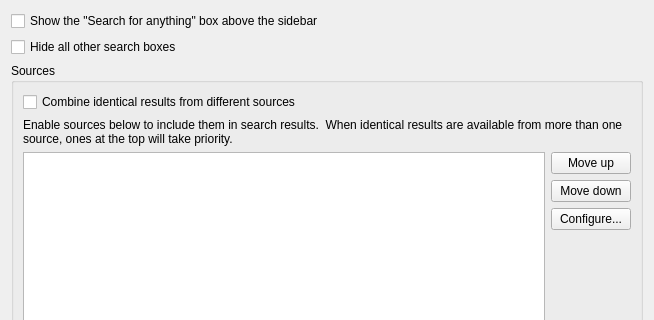
Old version of the form src/globalsearch/globalsearchsettingspage.ui in the repository clementine-player/Clementine; both pictures show x 0 to 654 and y 0 to 320 of the 654 by 506 pixel window.
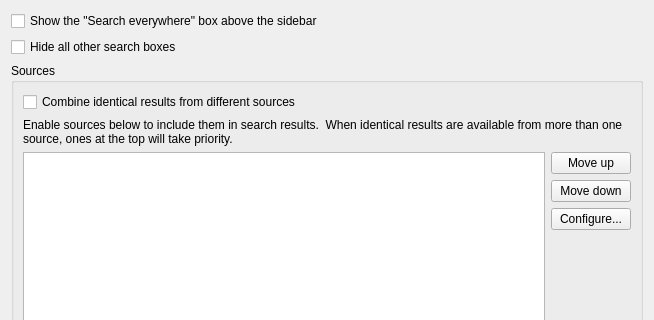
New version of the form.

Commit message: "Search everywhere" instead of "Search for anything", and make "e.g." translatable

Diff of the .ui file:
```diff
--- a/src/globalsearch/globalsearchsettingspage.ui
+++ b/src/globalsearch/globalsearchsettingspage.ui
@@ -17,7 +17,7 @@
    <item>
     <widget class="QCheckBox" name="show_globalsearch">
      <property name="text">
-      <string>Show the &quot;Search for anything&quot; box above the sidebar</string>
+      <string>Show the &quot;Search everywhere&quot; box above the sidebar</string>
      </property>
     </widget>
    </item>
```
The commit also changes 3 other files.
